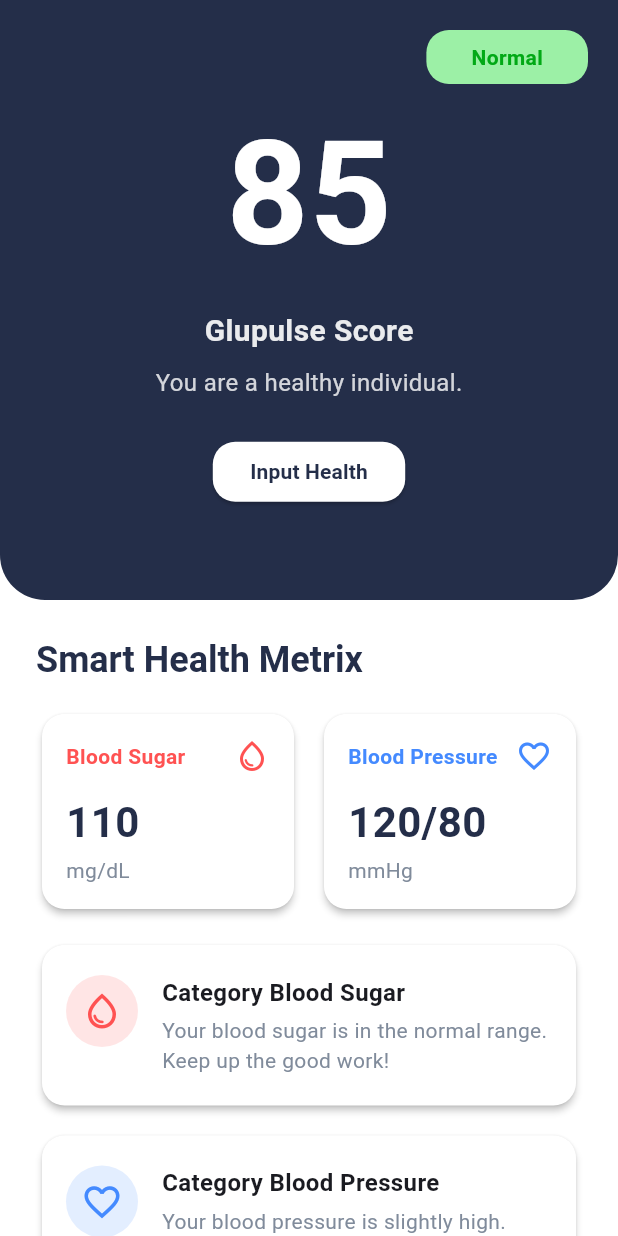
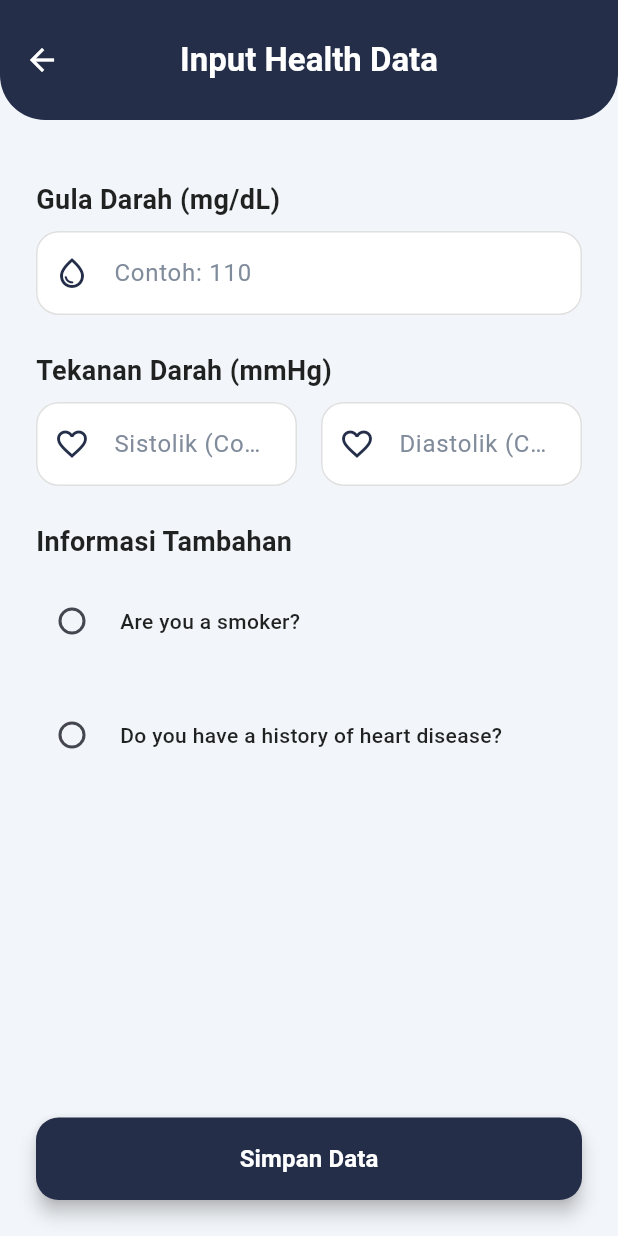
Before and after one commit to FarhanTZ/Skripsi-frontend, a Flutter app: the AnalyticTab widget shown alone on an empty page, opened directly, after a tap on "Input Health", on a phone screen of 412 x 824 dp. Run offline on Flutter 3.47's test engine with Material 3 defaults, Android fonts, the phone set to English and light mode, and no system bars; our stand-ins replace curved_navigation_bar, fl_chart, flutter_svg, smooth_page_indicator.

Commit message:
Tampilan Input Health Data

```diff
--- /dev/null
+++ b/lib/features/presentation/screens/HealthData/input_health_data_page.dart
@@ -0,0 +1,295 @@
+import 'package:flutter/material.dart';
+import 'package:glupulse/app/theme/app_theme.dart';
+
+class InputHealthDataPage extends StatefulWidget {
+  const InputHealthDataPage({super.key});
+
+  @override
+  State<InputHealthDataPage> createState() => _InputHealthDataPageState();
+}
+
+class _InputHealthDataPageState extends State<InputHealthDataPage> {
+  final _bloodSugarController = TextEditingController();
+  final _systolicController = TextEditingController();
+  final _diastolicController = TextEditingController();
+  final _formKey = GlobalKey<FormState>();
+  bool _isSmoker = false;
+  bool _hasHeartDiseaseHistory = false;
+
+  @override
+  Widget build(BuildContext context) {
+    return Scaffold(
+      // Mengubah warna background agar konsisten
+      backgroundColor: const Color(0xFFF2F5F9),
+      appBar: AppBar(
+        toolbarHeight: 80, // Menambah tinggi AppBar
+        shape: const RoundedRectangleBorder(
+          borderRadius: BorderRadius.vertical(
+            bottom: Radius.circular(30), // Membuat lengkungan di bawah
+          ),
+        ),
+        title: const Text(
+          'Input Health Data',
+          style: TextStyle(
+            color: Colors.white,
+            fontSize: 22,
+            fontWeight: FontWeight.bold,
+          ),
+        ),
+        backgroundColor: Theme.of(context).colorScheme.primary,
+        iconTheme: const IconThemeData(color: Colors.white), // Warna ikon kembali
+      ),
+      body: SingleChildScrollView(
+        child: Form(
+          key: _formKey,
+          child: Padding(
+            padding: const EdgeInsets.all(24.0),
+            child: Column(
+              crossAxisAlignment: CrossAxisAlignment.stretch,
+              children: [
+                const SizedBox(height: 16),
+                _buildSectionTitle('Gula Darah (mg/dL)'),
+                const SizedBox(height: 8),
+                _buildTextField(
+                  controller: _bloodSugarController,
+                  hintText: 'Contoh: 110',
+                  icon: Icons.water_drop_outlined,
+                  keyboardType: TextInputType.number,
+                ),
+                const SizedBox(height: 24),
+                _buildSectionTitle('Tekanan Darah (mmHg)'),
+                const SizedBox(height: 8),
+                Row(
+                  children: [
+                    Expanded(
+                      child: _buildTextField(
+                        controller: _systolicController,
+                        hintText: 'Sistolik (Contoh: 120)',
+                        icon: Icons.favorite_border,
+                        keyboardType: TextInputType.number,
+                      ),
+                    ),
+                    const SizedBox(width: 16),
+                    Expanded(
+                      child: _buildTextField(
+                        controller: _diastolicController,
+                        hintText: 'Diastolik (Contoh: 80)',
+                        icon: Icons.favorite_border,
+                        keyboardType: TextInputType.number,
+                      ),
+                    ),
+                  ],
+                ),
+                const SizedBox(height: 24),
+                _buildSectionTitle('Informasi Tambahan'),
+                const SizedBox(height: 8),
+                _buildCheckboxTile(
+                  title: 'Are you a smoker?',
+                  value: _isSmoker,
+                  onChanged: (value) {
+                    setState(() {
+                      _isSmoker = value ?? false;
+                    });
+                  },
+                ),
+                const SizedBox(height: 12),
+                _buildCheckboxTile(
+                  title: 'Do you have a history of heart disease?',
+                  value: _hasHeartDiseaseHistory,
+                  onChanged: (value) {
+                    setState(() {
+                      _hasHeartDiseaseHistory = value ?? false;
+                    });
+                  },
+                ),
+                const SizedBox(height: 16), // Memberi jarak di akhir list sebelum tombol
+              ],
+            ),
+          ),
+        ),
+      ),
+      bottomNavigationBar: Padding(
+        padding: const EdgeInsets.all(24.0),
+        child: SafeArea( // Memastikan tombol tidak terlalu ke bawah pada perangkat dengan notch
+          child: ElevatedButton(
+          onPressed: () {
+            // TODO: Implementasi logika penyimpanan data
+            if (_formKey.currentState!.validate()) {
+              // Menampilkan pop-up dialog
+              showDialog(
+                context: context,
+                builder: (BuildContext dialogContext) {
+                  // Menggunakan Dialog kustom untuk tampilan yang lebih modern
+                  return Dialog(
+                    shape: RoundedRectangleBorder(
+                      borderRadius: BorderRadius.circular(20.0),
+                    ),
+                    elevation: 0,
+                    backgroundColor: Colors.transparent,
+                    child: _buildSuccessDialog(dialogContext),
+                  );
+                },
+              );
+            }
+          },
+          style: ElevatedButton.styleFrom(
+            backgroundColor: Theme.of(context).colorScheme.primary,
+            foregroundColor: Colors.white,
+            minimumSize: const Size(double.infinity, 55),
+            shape: RoundedRectangleBorder(
+              borderRadius: BorderRadius.circular(15.0),
+            ),
+            elevation: 5,
+          ),
+          child: const Text('Simpan Data',
+              style: TextStyle(fontSize: 16, fontWeight: FontWeight.bold)),
+          ),
+        ),
+      ),
+    );
+  }
+
+  // Widget untuk membangun konten dialog kustom
+  Widget _buildSuccessDialog(BuildContext dialogContext) {
+    return Stack(
+      clipBehavior: Clip.none,
+      children: <Widget>[
+        // Konten utama dialog
+        Container(
+          padding: const EdgeInsets.only(
+            left: 20,
+            top: 65, // Memberi ruang untuk ikon di atas
+            right: 20,
+            bottom: 20,
+          ),
+          margin: const EdgeInsets.only(top: 45),
+          decoration: BoxDecoration(
+            shape: BoxShape.rectangle,
+            color: Colors.white,
+            borderRadius: BorderRadius.circular(20),
+            boxShadow: const [
+              BoxShadow(
+                  color: Colors.black26,
+                  blurRadius: 10.0,
+                  offset: Offset(0.0, 10.0)),
+            ],
+          ),
+          child: Column(
+            mainAxisSize: MainAxisSize.min, // Membuat dialog menjadi sepadat kontennya
+            children: <Widget>[
+              const Text(
+                'Success!',
+                style: TextStyle(fontSize: 24.0, fontWeight: FontWeight.bold),
+              ),
+              const SizedBox(height: 16.0),
+              const Text(
+                'Data Anda berhasil disimpan.',
+                textAlign: TextAlign.center,
+                style: TextStyle(fontSize: 16.0, color: Colors.black54),
+              ),
+              const SizedBox(height: 24.0),
+              ElevatedButton(
+                onPressed: () {
+                  Navigator.of(dialogContext).pop(); // Tutup dialog
+                  Navigator.of(context).pop(); // Kembali ke halaman sebelumnya
+                },
+                style: ElevatedButton.styleFrom(
+                  backgroundColor: Theme.of(context).colorScheme.primary,
+                  foregroundColor: Colors.white,
+                  shape: RoundedRectangleBorder(
+                      borderRadius: BorderRadius.circular(10.0)),
+                ),
+                child: const Text('OK'),
+              ),
+            ],
+          ),
+        ),
+        // Ikon centang di atas dialog
+        const Positioned(
+          left: 20,
+          right: 20,
+          child: CircleAvatar(
+            backgroundColor: Color(0xFF4CAF50), // Warna hijau untuk sukses
+            radius: 45,
+            child: Icon(Icons.check, color: Colors.white, size: 50),
+          ),
+        ),
+      ],
+    );
+  }
+
+  Widget _buildSectionTitle(String title) {
+    return Text(
+      title,
+      style: const TextStyle(
+        color: Colors.black87,
+        fontSize: 18,
+        fontWeight: FontWeight.bold,
+      ),
+    );
+  }
+
+  Widget _buildTextField({
+    required TextEditingController controller,
+    required String hintText,
+    required IconData icon,
+    TextInputType keyboardType = TextInputType.text,
+  }) {
+    return TextFormField(
+      controller: controller,
+      keyboardType: keyboardType,
+      decoration: InputDecoration(
+        hintText: hintText,
+        hintStyle: const TextStyle(color: AppTheme.inputLabelColor),
+        prefixIcon: Icon(icon, color: Theme.of(context).colorScheme.primary),
+        filled: true,
+        fillColor: Colors.white,
+        border: OutlineInputBorder(
+          borderRadius: BorderRadius.circular(15.0),
+          borderSide: BorderSide.none,
+        ),
+        enabledBorder: OutlineInputBorder(
+          borderRadius: BorderRadius.circular(15.0),
+          borderSide: BorderSide(color: Colors.grey.shade300),
+        ),
+        focusedBorder: OutlineInputBorder(
+          borderRadius: BorderRadius.circular(15.0),
+          borderSide: BorderSide(color: Theme.of(context).colorScheme.primary, width: 2),
+        ),
+      ),
+    );
+  }
+
+  Widget _buildCheckboxTile({
+    required String title,
+    required bool value,
+    required ValueChanged<bool?> onChanged,
+  }) {
+    return InkWell(
+      // Membuat seluruh baris dapat di-tap
+      onTap: () {
+        onChanged(!value);
+      },
+      borderRadius: BorderRadius.circular(8),
+      child: Padding(
+        padding: const EdgeInsets.symmetric(vertical: 8.0),
+        child: Row(
+          children: [
+            Checkbox(
+              value: value,
+              onChanged: onChanged,
+              activeColor: Theme.of(context).colorScheme.primary,
+              shape: const CircleBorder(), // Membuat checkbox berbentuk lingkaran
+            ),
+            const SizedBox(width: 8),
+            Expanded(
+              child: Text(title,
+                  style: const TextStyle(
+                      color: Colors.black87, fontWeight: FontWeight.w500)),
+            ),
+          ],
+        ),
+      ),
+    );
+  }
+}
--- a/lib/features/presentation/screens/User/menu_tab.dart
+++ b/lib/features/presentation/screens/User/menu_tab.dart
@@ -1,6 +1,6 @@
 import 'package:flutter/material.dart';
 import 'package:glupulse/app/theme/app_theme.dart';
-import 'package:glupulse/features/presentation/screens/User/food_detail_page.dart';
+import 'package:glupulse/features/presentation/screens/Food/food_detail_page.dart';
 
 class MenuTab extends StatelessWidget {
   const MenuTab({super.key});
```
Also changed, not shown: lib/features/presentation/screens/User/analytic_tab.dart (+37 -1 lines), lib/features/presentation/screens/User/home_tab.dart (+12 -4 lines), lib/features/presentation/screens/Aktivity/activity_detail_page.dart (renamed from lib/features/presentation/screens/User/activity_detail_page.dart), lib/features/presentation/screens/Food/food_detail_page.dart (renamed from lib/features/presentation/screens/User/food_detail_page.dart), lib/features/presentation/screens/HealthData/health_metric_detail_page.dart (renamed from lib/features/presentation/screens/User/health_metric_detail_page.dart).
